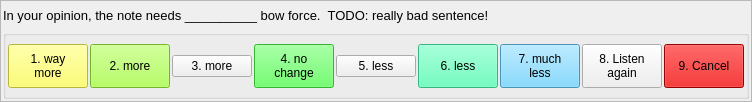
This is python/judge_audio_gui.ui in gperciva/vivi as Qt 5 draws it before an edit. The edited form follows.
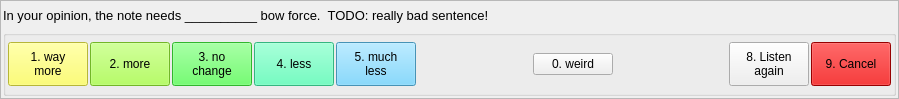
This is the edited form.

The edit to the form file:
```diff
--- a/python/judge_audio_gui.ui
+++ b/python/judge_audio_gui.ui
@@ -6,8 +6,8 @@
    <rect>
     <x>0</x>
     <y>0</y>
-    <width>723</width>
-    <height>102</height>
+    <width>899</width>
+    <height>99</height>
    </rect>
   </property>
   <property name="windowTitle">
@@ -933,13 +933,6 @@
       </item>
       <item>
        <widget class="QPushButton" name="pushButton_3">
-        <property name="text">
-         <string>3. more</string>
-        </property>
-       </widget>
-      </item>
-      <item>
-       <widget class="QPushButton" name="pushButton_4">
         <property name="minimumSize">
          <size>
           <width>0</width>
@@ -1368,20 +1361,447 @@
          </palette>
         </property>
         <property name="text">
-         <string>4. no
+         <string>3. no
 change</string>
         </property>
        </widget>
       </item>
+      <item>
+       <widget class="QPushButton" name="pushButton_4">
+        <property name="minimumSize">
+         <size>
+          <width>0</width>
+          <height>44</height>
+         </size>
+        </property>
+        <property name="maximumSize">
+         <size>
+          <width>16777215</width>
+          <height>44</height>
+         </size>
+        </property>
+        <property name="palette">
+         <palette>
+          <active>
+           <colorrole role="WindowText">
+            <brush brushstyle="SolidPattern">
+             <color alpha="255">
+              <red>0</red>
+              <green>0</green>
+              <blue>0</blue>
+             </color>
+            </brush>
+           </colorrole>
+           <colorrole role="Button">
+            <brush brushstyle="SolidPattern">
+             <color alpha="255">
+              <red>73</red>
+              <green>255</green>
+              <blue>179</blue>
+             </color>
+            </brush>
+           </colorrole>
+           <colorrole role="Light">
+            <brush brushstyle="SolidPattern">
+             <color alpha="255">
+              <red>201</red>
+              <green>255</green>
+              <blue>233</blue>
+             </color>
+            </brush>
+           </colorrole>
+           <colorrole role="Midlight">
+            <brush brushstyle="SolidPattern">
+             <color alpha="255">
+              <red>137</red>
+              <green>255</green>
+              <blue>206</blue>
+             </color>
+            </brush>
+           </colorrole>
+           <colorrole role="Dark">
+            <brush brushstyle="SolidPattern">
+             <color alpha="255">
+              <red>36</red>
+              <green>127</green>
+              <blue>89</blue>
+             </color>
+            </brush>
+           </colorrole>
+           <colorrole role="Mid">
+            <brush brushstyle="SolidPattern">
+             <color alpha="255">
+              <red>48</red>
+              <green>170</green>
+              <blue>119</blue>
+             </color>
+            </brush>
+           </colorrole>
+           <colorrole role="Text">
+            <brush brushstyle="SolidPattern">
+             <color alpha="255">
+              <red>0</red>
+              <green>0</green>
+              <blue>0</blue>
+             </color>
+            </brush>
+           </colorrole>
+           <colorrole role="BrightText">
+            <brush brushstyle="SolidPattern">
+             <color alpha="255">
+              <red>255</red>
+              <green>255</green>
+              <blue>255</blue>
+             </color>
+            </brush>
+           </colorrole>
+           <colorrole role="ButtonText">
+            <brush brushstyle="SolidPattern">
+             <color alpha="255">
+              <red>0</red>
+              <green>0</green>
+              <blue>0</blue>
+             </color>
+            </brush>
+           </colorrole>
+           <colorrole role="Base">
+            <brush brushstyle="SolidPattern">
+             <color alpha="255">
+              <red>255</red>
+              <green>255</green>
+              <blue>255</blue>
+             </color>
+            </brush>
+           </colorrole>
+           <colorrole role="Window">
+            <brush brushstyle="SolidPattern">
+             <color alpha="255">
+              <red>73</red>
+              <green>255</green>
+              <blue>179</blue>
+             </color>
+            </brush>
+           </colorrole>
+           <colorrole role="Shadow">
+            <brush brushstyle="SolidPattern">
+             <color alpha="255">
+              <red>0</red>
+              <green>0</green>
+              <blue>0</blue>
+             </color>
+            </brush>
+           </colorrole>
+           <colorrole role="AlternateBase">
+            <brush brushstyle="SolidPattern">
+             <color alpha="255">
+              <red>164</red>
+              <green>255</green>
+              <blue>217</blue>
+             </color>
+            </brush>
+           </colorrole>
+           <colorrole role="ToolTipBase">
+            <brush brushstyle="SolidPattern">
+             <color alpha="255">
+              <red>255</red>
+              <green>255</green>
+              <blue>220</blue>
+             </color>
+            </brush>
+           </colorrole>
+           <colorrole role="ToolTipText">
+            <brush brushstyle="SolidPattern">
+             <color alpha="255">
+              <red>0</red>
+              <green>0</green>
+              <blue>0</blue>
+             </color>
+            </brush>
+           </colorrole>
+          </active>
+          <inactive>
+           <colorrole role="WindowText">
+            <brush brushstyle="SolidPattern">
+             <color alpha="255">
+              <red>0</red>
+              <green>0</green>
+              <blue>0</blue>
+             </color>
+            </brush>
+           </colorrole>
+           <colorrole role="Button">
+            <brush brushstyle="SolidPattern">
+             <color alpha="255">
+              <red>73</red>
+              <green>255</green>
+              <blue>179</blue>
+             </color>
+            </brush>
+           </colorrole>
+           <colorrole role="Light">
+            <brush brushstyle="SolidPattern">
+             <color alpha="255">
+              <red>201</red>
+              <green>255</green>
+              <blue>233</blue>
+             </color>
+            </brush>
+           </colorrole>
+           <colorrole role="Midlight">
+            <brush brushstyle="SolidPattern">
+             <color alpha="255">
+              <red>137</red>
+              <green>255</green>
+              <blue>206</blue>
+             </color>
+            </brush>
+           </colorrole>
+           <colorrole role="Dark">
+            <brush brushstyle="SolidPattern">
+             <color alpha="255">
+              <red>36</red>
+              <green>127</green>
+              <blue>89</blue>
+             </color>
+            </brush>
+           </colorrole>
+           <colorrole role="Mid">
+            <brush brushstyle="SolidPattern">
+             <color alpha="255">
+              <red>48</red>
+              <green>170</green>
+              <blue>119</blue>
+             </color>
+            </brush>
+           </colorrole>
+           <colorrole role="Text">
+            <brush brushstyle="SolidPattern">
+             <color alpha="255">
+              <red>0</red>
+              <green>0</green>
+              <blue>0</blue>
+             </color>
+            </brush>
+           </colorrole>
+           <colorrole role="BrightText">
+            <brush brushstyle="SolidPattern">
+             <color alpha="255">
+              <red>255</red>
+              <green>255</green>
+              <blue>255</blue>
+             </color>
+            </brush>
+           </colorrole>
+           <colorrole role="ButtonText">
+            <brush brushstyle="SolidPattern">
+             <color alpha="255">
+              <red>0</red>
+              <green>0</green>
+              <blue>0</blue>
+             </color>
+            </brush>
+           </colorrole>
+           <colorrole role="Base">
+            <brush brushstyle="SolidPattern">
+             <color alpha="255">
+              <red>255</red>
+              <green>255</green>
+              <blue>255</blue>
+             </color>
+            </brush>
+           </colorrole>
+           <colorrole role="Window">
+            <brush brushstyle="SolidPattern">
+             <color alpha="255">
+              <red>73</red>
+              <green>255</green>
+              <blue>179</blue>
+             </color>
+            </brush>
+           </colorrole>
+           <colorrole role="Shadow">
+            <brush brushstyle="SolidPattern">
+             <color alpha="255">
+              <red>0</red>
+              <green>0</green>
+              <blue>0</blue>
+             </color>
+            </brush>
+           </colorrole>
+           <colorrole role="AlternateBase">
+            <brush brushstyle="SolidPattern">
+             <color alpha="255">
+              <red>164</red>
+              <green>255</green>
+              <blue>217</blue>
+             </color>
+            </brush>
+           </colorrole>
+           <colorrole role="ToolTipBase">
+            <brush brushstyle="SolidPattern">
+             <color alpha="255">
+              <red>255</red>
+              <green>255</green>
+              <blue>220</blue>
+             </color>
+            </brush>
+           </colorrole>
+           <colorrole role="ToolTipText">
+            <brush brushstyle="SolidPattern">
+             <color alpha="255">
+              <red>0</red>
+              <green>0</green>
+              <blue>0</blue>
+             </color>
+            </brush>
+           </colorrole>
+          </inactive>
+          <disabled>
+           <colorrole role="WindowText">
+            <brush brushstyle="SolidPattern">
+             <color alpha="255">
+              <red>36</red>
+              <green>127</green>
+              <blue>89</blue>
+             </color>
+            </brush>
+           </colorrole>
+           <colorrole role="Button">
+            <brush brushstyle="SolidPattern">
+             <color alpha="255">
+              <red>73</red>
+              <green>255</green>
+              <blue>179</blue>
+             </color>
+            </brush>
+           </colorrole>
+           <colorrole role="Light">
+            <brush brushstyle="SolidPattern">
+             <color alpha="255">
+              <red>201</red>
+              <green>255</green>
+              <blue>233</blue>
+             </color>
+            </brush>
+           </colorrole>
+           <colorrole role="Midlight">
+            <brush brushstyle="SolidPattern">
+             <color alpha="255">
+              <red>137</red>
+              <green>255</green>
+              <blue>206</blue>
+             </color>
+            </brush>
+           </colorrole>
+           <colorrole role="Dark">
+            <brush brushstyle="SolidPattern">
+             <color alpha="255">
+              <red>36</red>
+              <green>127</green>
+              <blue>89</blue>
+             </color>
+            </brush>
+           </colorrole>
+           <colorrole role="Mid">
+            <brush brushstyle="SolidPattern">
+             <color alpha="255">
+              <red>48</red>
+              <green>170</green>
+              <blue>119</blue>
+             </color>
+            </brush>
+           </colorrole>
+           <colorrole role="Text">
+            <brush brushstyle="SolidPattern">
+             <color alpha="255">
+              <red>36</red>
+              <green>127</green>
+              <blue>89</blue>
+             </color>
+            </brush>
+           </colorrole>
+           <colorrole role="BrightText">
+            <brush brushstyle="SolidPattern">
+             <color alpha="255">
+              <red>255</red>
+              <green>255</green>
+              <blue>255</blue>
+             </color>
+            </brush>
+           </colorrole>
+           <colorrole role="ButtonText">
+            <brush brushstyle="SolidPattern">
+             <color alpha="255">
+              <red>36</red>
+              <green>127</green>
+              <blue>89</blue>
+             </color>
+            </brush>
+           </colorrole>
+           <colorrole role="Base">
+            <brush brushstyle="SolidPattern">
+             <color alpha="255">
+              <red>73</red>
+              <green>255</green>
+              <blue>179</blue>
+             </color>
+            </brush>
+           </colorrole>
+           <colorrole role="Window">
+            <brush brushstyle="SolidPattern">
+             <color alpha="255">
+              <red>73</red>
+              <green>255</green>
+              <blue>179</blue>
+             </color>
+            </brush>
+           </colorrole>
+           <colorrole role="Shadow">
+            <brush brushstyle="SolidPattern">
+             <color alpha="255">
+              <red>0</red>
+              <green>0</green>
+              <blue>0</blue>
+             </color>
+            </brush>
+           </colorrole>
+           <colorrole role="AlternateBase">
+            <brush brushstyle="SolidPattern">
+             <color alpha="255">
+              <red>73</red>
+              <green>255</green>
+              <blue>179</blue>
+             </color>
+            </brush>
+           </colorrole>
+           <colorrole role="ToolTipBase">
+            <brush brushstyle="SolidPattern">
+             <color alpha="255">
+              <red>255</red>
+              <green>255</green>
+              <blue>220</blue>
+             </color>
+            </brush>
+           </colorrole>
+           <colorrole role="ToolTipText">
+            <brush brushstyle="SolidPattern">
+             <color alpha="255">
+              <red>0</red>
+              <green>0</green>
+              <blue>0</blue>
+             </color>
+            </brush>
+           </colorrole>
+          </disabled>
+         </palette>
+        </property>
+        <property name="text">
+         <string>4. less</string>
+        </property>
+       </widget>
+      </item>
       <item>
        <widget class="QPushButton" name="pushButton_5">
-        <property name="text">
-         <string>5. less</string>
-        </property>
-       </widget>
-      </item>
-      <item>
-       <widget class="QPushButton" name="pushButton_6">
         <property name="minimumSize">
          <size>
           <width>0</width>
@@ -1409,440 +1829,6 @@
            <colorrole role="Button">
             <brush brushstyle="SolidPattern">
              <color alpha="255">
-              <red>73</red>
-              <green>255</green>
-              <blue>179</blue>
-             </color>
-            </brush>
-           </colorrole>
-           <colorrole role="Light">
-            <brush brushstyle="SolidPattern">
-             <color alpha="255">
-              <red>201</red>
-              <green>255</green>
-              <blue>233</blue>
-             </color>
-            </brush>
-           </colorrole>
-           <colorrole role="Midlight">
-            <brush brushstyle="SolidPattern">
-             <color alpha="255">
-              <red>137</red>
-              <green>255</green>
-              <blue>206</blue>
-             </color>
-            </brush>
-           </colorrole>
-           <colorrole role="Dark">
-            <brush brushstyle="SolidPattern">
-             <color alpha="255">
-              <red>36</red>
-              <green>127</green>
-              <blue>89</blue>
-             </color>
-            </brush>
-           </colorrole>
-           <colorrole role="Mid">
-            <brush brushstyle="SolidPattern">
-             <color alpha="255">
-              <red>48</red>
-              <green>170</green>
-              <blue>119</blue>
-             </color>
-            </brush>
-           </colorrole>
-           <colorrole role="Text">
-            <brush brushstyle="SolidPattern">
-             <color alpha="255">
-              <red>0</red>
-              <green>0</green>
-              <blue>0</blue>
-             </color>
-            </brush>
-           </colorrole>
-           <colorrole role="BrightText">
-            <brush brushstyle="SolidPattern">
-             <color alpha="255">
-              <red>255</red>
-              <green>255</green>
-              <blue>255</blue>
-             </color>
-            </brush>
-           </colorrole>
-           <colorrole role="ButtonText">
-            <brush brushstyle="SolidPattern">
-             <color alpha="255">
-              <red>0</red>
-              <green>0</green>
-              <blue>0</blue>
-             </color>
-            </brush>
-           </colorrole>
-           <colorrole role="Base">
-            <brush brushstyle="SolidPattern">
-             <color alpha="255">
-              <red>255</red>
-              <green>255</green>
-              <blue>255</blue>
-             </color>
-            </brush>
-           </colorrole>
-           <colorrole role="Window">
-            <brush brushstyle="SolidPattern">
-             <color alpha="255">
-              <red>73</red>
-              <green>255</green>
-              <blue>179</blue>
-             </color>
-            </brush>
-           </colorrole>
-           <colorrole role="Shadow">
-            <brush brushstyle="SolidPattern">
-             <color alpha="255">
-              <red>0</red>
-              <green>0</green>
-              <blue>0</blue>
-             </color>
-            </brush>
-           </colorrole>
-           <colorrole role="AlternateBase">
-            <brush brushstyle="SolidPattern">
-             <color alpha="255">
-              <red>164</red>
-              <green>255</green>
-              <blue>217</blue>
-             </color>
-            </brush>
-           </colorrole>
-           <colorrole role="ToolTipBase">
-            <brush brushstyle="SolidPattern">
-             <color alpha="255">
-              <red>255</red>
-              <green>255</green>
-              <blue>220</blue>
-             </color>
-            </brush>
-           </colorrole>
-           <colorrole role="ToolTipText">
-            <brush brushstyle="SolidPattern">
-             <color alpha="255">
-              <red>0</red>
-              <green>0</green>
-              <blue>0</blue>
-             </color>
-            </brush>
-           </colorrole>
-          </active>
-          <inactive>
-           <colorrole role="WindowText">
-            <brush brushstyle="SolidPattern">
-             <color alpha="255">
-              <red>0</red>
-              <green>0</green>
-              <blue>0</blue>
-             </color>
-            </brush>
-           </colorrole>
-           <colorrole role="Button">
-            <brush brushstyle="SolidPattern">
-             <color alpha="255">
-              <red>73</red>
-              <green>255</green>
-              <blue>179</blue>
-             </color>
-            </brush>
-           </colorrole>
-           <colorrole role="Light">
-            <brush brushstyle="SolidPattern">
-             <color alpha="255">
-              <red>201</red>
-              <green>255</green>
-              <blue>233</blue>
-             </color>
-            </brush>
-           </colorrole>
-           <colorrole role="Midlight">
-            <brush brushstyle="SolidPattern">
-             <color alpha="255">
-              <red>137</red>
-              <green>255</green>
-              <blue>206</blue>
-             </color>
-            </brush>
-           </colorrole>
-           <colorrole role="Dark">
-            <brush brushstyle="SolidPattern">
-             <color alpha="255">
-              <red>36</red>
-              <green>127</green>
-              <blue>89</blue>
-             </color>
-            </brush>
-           </colorrole>
-           <colorrole role="Mid">
-            <brush brushstyle="SolidPattern">
-             <color alpha="255">
-              <red>48</red>
-              <green>170</green>
-              <blue>119</blue>
-             </color>
-            </brush>
-           </colorrole>
-           <colorrole role="Text">
-            <brush brushstyle="SolidPattern">
-             <color alpha="255">
-              <red>0</red>
-              <green>0</green>
-              <blue>0</blue>
-             </color>
-            </brush>
-           </colorrole>
-           <colorrole role="BrightText">
-            <brush brushstyle="SolidPattern">
-             <color alpha="255">
-              <red>255</red>
-              <green>255</green>
-              <blue>255</blue>
-             </color>
-            </brush>
-           </colorrole>
-           <colorrole role="ButtonText">
-            <brush brushstyle="SolidPattern">
-             <color alpha="255">
-              <red>0</red>
-              <green>0</green>
-              <blue>0</blue>
-             </color>
-            </brush>
-           </colorrole>
-           <colorrole role="Base">
-            <brush brushstyle="SolidPattern">
-             <color alpha="255">
-              <red>255</red>
-              <green>255</green>
-              <blue>255</blue>
-             </color>
-            </brush>
-           </colorrole>
-           <colorrole role="Window">
-            <brush brushstyle="SolidPattern">
-             <color alpha="255">
-              <red>73</red>
-              <green>255</green>
-              <blue>179</blue>
-             </color>
-            </brush>
-           </colorrole>
-           <colorrole role="Shadow">
-            <brush brushstyle="SolidPattern">
-             <color alpha="255">
-              <red>0</red>
-              <green>0</green>
-              <blue>0</blue>
-             </color>
-            </brush>
-           </colorrole>
-           <colorrole role="AlternateBase">
-            <brush brushstyle="SolidPattern">
-             <color alpha="255">
-              <red>164</red>
-              <green>255</green>
-              <blue>217</blue>
-             </color>
-            </brush>
-           </colorrole>
-           <colorrole role="ToolTipBase">
-            <brush brushstyle="SolidPattern">
-             <color alpha="255">
-              <red>255</red>
-              <green>255</green>
-              <blue>220</blue>
-             </color>
-            </brush>
-           </colorrole>
-           <colorrole role="ToolTipText">
-            <brush brushstyle="SolidPattern">
-             <color alpha="255">
-              <red>0</red>
-              <green>0</green>
-              <blue>0</blue>
-             </color>
-            </brush>
-           </colorrole>
-          </inactive>
-          <disabled>
-           <colorrole role="WindowText">
-            <brush brushstyle="SolidPattern">
-             <color alpha="255">
-              <red>36</red>
-              <green>127</green>
-              <blue>89</blue>
-             </color>
-            </brush>
-           </colorrole>
-           <colorrole role="Button">
-            <brush brushstyle="SolidPattern">
-             <color alpha="255">
-              <red>73</red>
-              <green>255</green>
-              <blue>179</blue>
-             </color>
-            </brush>
-           </colorrole>
-           <colorrole role="Light">
-            <brush brushstyle="SolidPattern">
-             <color alpha="255">
-              <red>201</red>
-              <green>255</green>
-              <blue>233</blue>
-             </color>
-            </brush>
-           </colorrole>
-           <colorrole role="Midlight">
-            <brush brushstyle="SolidPattern">
-             <color alpha="255">
-              <red>137</red>
-              <green>255</green>
-              <blue>206</blue>
-             </color>
-            </brush>
-           </colorrole>
-           <colorrole role="Dark">
-            <brush brushstyle="SolidPattern">
-             <color alpha="255">
-              <red>36</red>
-              <green>127</green>
-              <blue>89</blue>
-             </color>
-            </brush>
-           </colorrole>
-           <colorrole role="Mid">
-            <brush brushstyle="SolidPattern">
-             <color alpha="255">
-              <red>48</red>
-              <green>170</green>
-              <blue>119</blue>
-             </color>
-            </brush>
-           </colorrole>
-           <colorrole role="Text">
-            <brush brushstyle="SolidPattern">
-             <color alpha="255">
-              <red>36</red>
-              <green>127</green>
-              <blue>89</blue>
-             </color>
-            </brush>
-           </colorrole>
-           <colorrole role="BrightText">
-            <brush brushstyle="SolidPattern">
-             <color alpha="255">
-              <red>255</red>
-              <green>255</green>
-              <blue>255</blue>
-             </color>
-            </brush>
-           </colorrole>
-           <colorrole role="ButtonText">
-            <brush brushstyle="SolidPattern">
-             <color alpha="255">
-              <red>36</red>
-              <green>127</green>
-              <blue>89</blue>
-             </color>
-            </brush>
-           </colorrole>
-           <colorrole role="Base">
-            <brush brushstyle="SolidPattern">
-             <color alpha="255">
-              <red>73</red>
-              <green>255</green>
-              <blue>179</blue>
-             </color>
-            </brush>
-           </colorrole>
-           <colorrole role="Window">
-            <brush brushstyle="SolidPattern">
-             <color alpha="255">
-              <red>73</red>
-              <green>255</green>
-              <blue>179</blue>
-             </color>
-            </brush>
-           </colorrole>
-           <colorrole role="Shadow">
-            <brush brushstyle="SolidPattern">
-             <color alpha="255">
-              <red>0</red>
-              <green>0</green>
-              <blue>0</blue>
-             </color>
-            </brush>
-           </colorrole>
-           <colorrole role="AlternateBase">
-            <brush brushstyle="SolidPattern">
-             <color alpha="255">
-              <red>73</red>
-              <green>255</green>
-              <blue>179</blue>
-             </color>
-            </brush>
-           </colorrole>
-           <colorrole role="ToolTipBase">
-            <brush brushstyle="SolidPattern">
-             <color alpha="255">
-              <red>255</red>
-              <green>255</green>
-              <blue>220</blue>
-             </color>
-            </brush>
-           </colorrole>
-           <colorrole role="ToolTipText">
-            <brush brushstyle="SolidPattern">
-             <color alpha="255">
-              <red>0</red>
-              <green>0</green>
-              <blue>0</blue>
-             </color>
-            </brush>
-           </colorrole>
-          </disabled>
-         </palette>
-        </property>
-        <property name="text">
-         <string>6. less</string>
-        </property>
-       </widget>
-      </item>
-      <item>
-       <widget class="QPushButton" name="pushButton_7">
-        <property name="minimumSize">
-         <size>
-          <width>0</width>
-          <height>44</height>
-         </size>
-        </property>
-        <property name="maximumSize">
-         <size>
-          <width>16777215</width>
-          <height>44</height>
-         </size>
-        </property>
-        <property name="palette">
-         <palette>
-          <active>
-           <colorrole role="WindowText">
-            <brush brushstyle="SolidPattern">
-             <color alpha="255">
-              <red>0</red>
-              <green>0</green>
-              <blue>0</blue>
-             </color>
-            </brush>
-           </colorrole>
-           <colorrole role="Button">
-            <brush brushstyle="SolidPattern">
-             <color alpha="255">
               <red>99</red>
               <green>206</green>
               <blue>255</blue>
@@ -2244,7 +2230,7 @@
          </palette>
         </property>
         <property name="text">
-         <string>7. much
+         <string>5. much
 less</string>
         </property>
        </widget>
@@ -2262,6 +2248,26 @@
         </property>
        </spacer>
       </item>
+      <item>
+       <widget class="QPushButton" name="pushButton_0">
+        <property name="text">
+         <string>0. weird</string>
+        </property>
+       </widget>
+      </item>
+      <item>
+       <spacer name="horizontalSpacer_2">
+        <property name="orientation">
+         <enum>Qt::Horizontal</enum>
+        </property>
+        <property name="sizeHint" stdset="0">
+         <size>
+          <width>40</width>
+          <height>20</height>
+         </size>
+        </property>
+       </spacer>
+      </item>
       <item>
        <widget class="QPushButton" name="pushButton_8">
         <property name="minimumSize">
```
